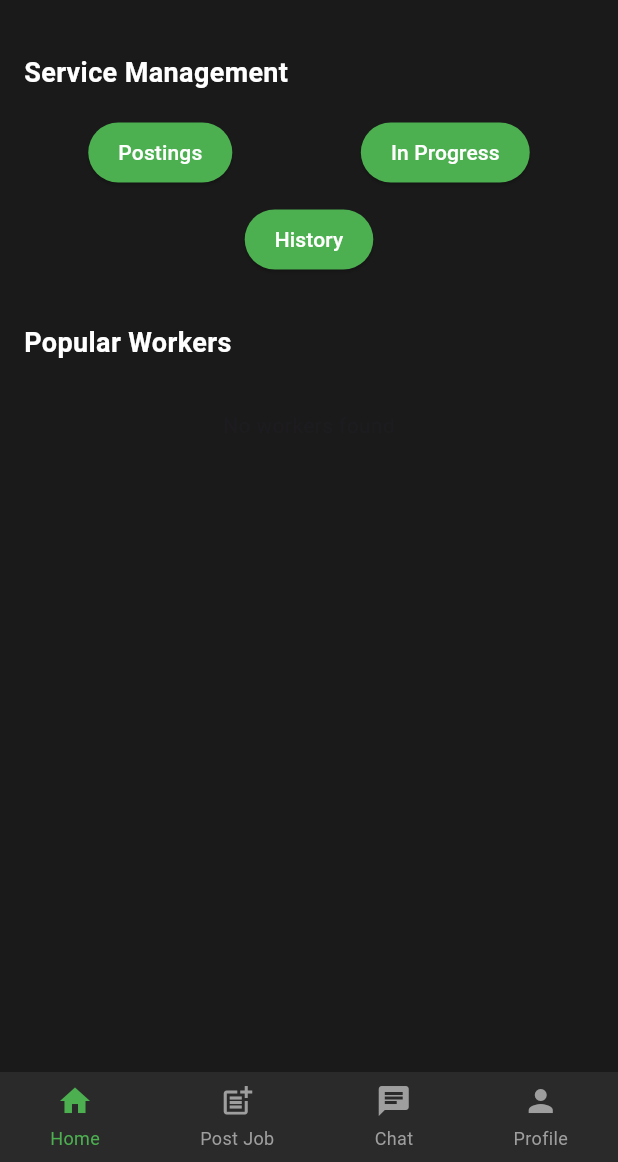
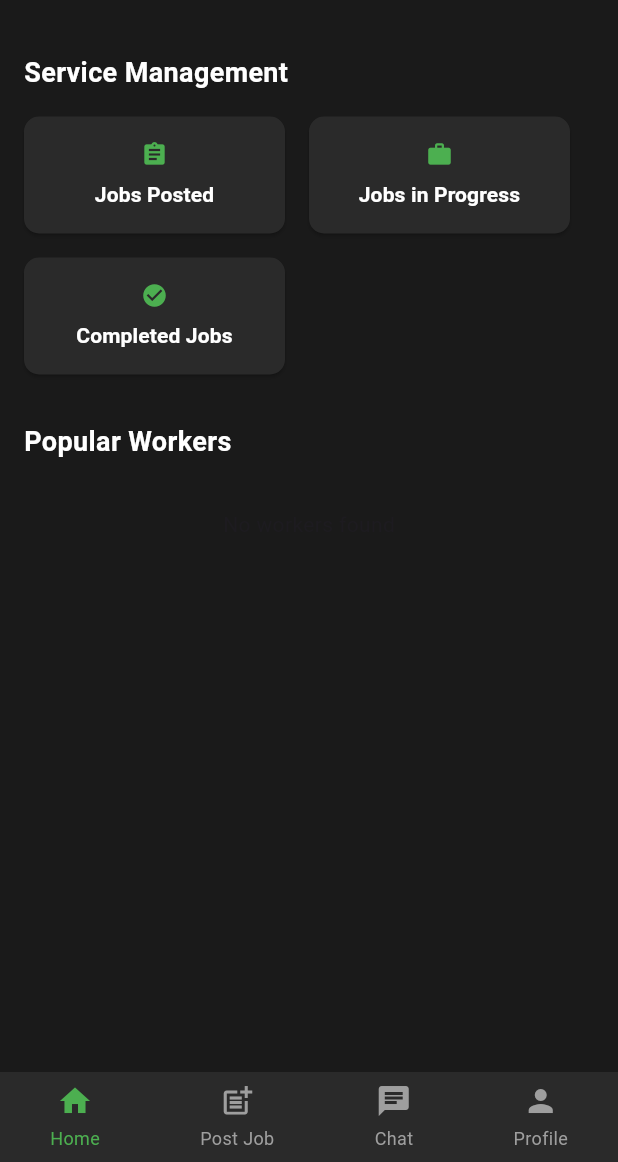
Before and after one commit to timsinadipesh/GigHire, a Flutter app: the ClientHomeScreen screen opened by its route, on a phone screen of 412 x 824 dp, the part 74-1236 px from its top. Run offline on Flutter 3.47's test engine with Material 3 defaults, Android fonts, the phone set to English and light mode, and no system bars; our stand-ins replace badges, cached_network_image, cloud_firestore, firebase_auth, firebase_core, firebase_storage and 2 more; accounts and stored records are empty; Roboto replaces fonts that are missing (Arial).

```diff
--- a/lib/base_user/globals.dart
+++ b/lib/base_user/globals.dart
@@ -2,6 +2,8 @@ library my_app.globals;
 import 'package:cloud_firestore/cloud_firestore.dart';
 
 String? globalUserId;
+
+bool global_from_client_jobs_posted_applicants = false;
 
 
 Future<bool> globalIsWorker(String userId) async {
--- a/lib/client/client_home.dart
+++ b/lib/client/client_home.dart
@@ -102,18 +102,13 @@ class _ClientHomeScreenState extends State<ClientHomeScreen> {
             ),
           ),
           const SizedBox(height: 16),
-          Row(
-            mainAxisAlignment: MainAxisAlignment.spaceAround,
+          Wrap(
+            spacing: 16,
+            runSpacing: 16,
             children: [
-              _buildServiceButton('Postings', 'postings'),
-              _buildServiceButton('In Progress', 'in_progress'),
-            ],
-          ),
-          const SizedBox(height: 10),
-          Row(
-            mainAxisAlignment: MainAxisAlignment.center,
-            children: [
-              _buildServiceButton('History', 'history'),
+              _buildServiceButton('Jobs Posted', Icons.assignment, 'postings'),
+              _buildServiceButton('Jobs in Progress', Icons.work, 'in_progress'),
+              _buildServiceButton('Completed Jobs', Icons.check_circle, 'history'),
             ],
           ),
         ],
@@ -121,8 +116,10 @@ class _ClientHomeScreenState extends State<ClientHomeScreen> {
     );
   }
 
-  Widget _buildServiceButton(String label, String statusFilter) {
-    return ElevatedButton(
+  Widget _buildServiceButton(String label, IconData icon, String statusFilter) {
+    return SizedBox(
+      width: (MediaQuery.of(context).size.width - 64) / 2, // Two buttons per row
+      child: ElevatedButton(
         onPressed: () {
           Navigator.push(
             context,
@@ -132,12 +129,27 @@ class _ClientHomeScreenState extends State<ClientHomeScreen> {
           );
         },
         style: ElevatedButton.styleFrom(
-        backgroundColor: const Color(0xFF4CAF50), // Green color
-        padding: const EdgeInsets.symmetric(horizontal: 20, vertical: 10),
+          backgroundColor: const Color(0xFF2A2A2A),
+          padding: const EdgeInsets.symmetric(vertical: 16),
+          shape: RoundedRectangleBorder(
+            borderRadius: BorderRadius.circular(10),
           ),
-      child: Text(
+        ),
+        child: Column(
+          children: [
+            Icon(icon, color: const Color(0xFF4CAF50)),
+            const SizedBox(height: 8),
+            Text(
               label,
-        style: const TextStyle(color: Colors.white, fontSize: 14),
+              style: const TextStyle(
+                color: Colors.white,
+                fontSize: 14,
+                fontWeight: FontWeight.bold,
+              ),
+              textAlign: TextAlign.center,
+            ),
+          ],
+        ),
       ),
     );
   }
--- a/lib/worker/worker_home.dart
+++ b/lib/worker/worker_home.dart
@@ -70,11 +70,55 @@ class _WorkerHomeScreenState extends State<WorkerHomeScreen> {
     }
   }
 
+  // void _fetchRecentJobs() async {
+  //   try {
+  //     debugPrint('Fetching all recent jobs');
+  //
+  //     final jobsQuery = FirebaseFirestore.instance.collection('jobs').limit(10);
+  //     QuerySnapshot jobsSnapshot = await jobsQuery.get();
+  //
+  //     debugPrint('Jobs query returned ${jobsSnapshot.docs.length} results.');
+  //
+  //     if (jobsSnapshot.docs.isNotEmpty) {
+  //       List<Job> jobsList = [];
+  //       for (var doc in jobsSnapshot.docs) {
+  //         try {
+  //           debugPrint('Job Data: ${doc.data()}');
+  //           jobsList.add(Job.fromFirestore(doc));
+  //         } catch (e) {
+  //           debugPrint('Error parsing job document ${doc.id}: $e');
+  //         }
+  //       }
+  //       setState(() {
+  //         recentJobs = jobsList;
+  //       });
+  //     } else {
+  //       debugPrint('No jobs found');
+  //       if (mounted) {
+  //         setState(() {
+  //           recentJobs = [];
+  //         });
+  //       }
+  //     }
+  //   } catch (e) {
+  //     debugPrint("Error in _fetchRecentJobs: $e");
+  //     if (mounted) {
+  //       setState(() {
+  //         recentJobs = [];
+  //       });
+  //     }
+  //   }
+  // }
   void _fetchRecentJobs() async {
     try {
-      debugPrint('Fetching all recent jobs');
+      debugPrint('Fetching recent jobs with status "postings"');
 
-      final jobsQuery = FirebaseFirestore.instance.collection('jobs').limit(10);
+      // Add a condition to filter jobs with the status "postings"
+      final jobsQuery = FirebaseFirestore.instance
+          .collection('jobs')
+          .where('status', isEqualTo: 'postings') // Filter by status
+          .limit(10);
+
       QuerySnapshot jobsSnapshot = await jobsQuery.get();
 
       debugPrint('Jobs query returned ${jobsSnapshot.docs.length} results.');
@@ -93,7 +137,7 @@ class _WorkerHomeScreenState extends State<WorkerHomeScreen> {
           recentJobs = jobsList;
         });
       } else {
-        debugPrint('No jobs found');
+        debugPrint('No jobs found with status "postings"');
         if (mounted) {
           setState(() {
             recentJobs = [];
```
Also changed, not shown: lib/client/client_job_details.dart (added, +323 -0 lines), lib/client/client_jobs_list.dart (+12 -1 lines), 1 other file. Lines whose indentation alone changed are shown as unchanged.
